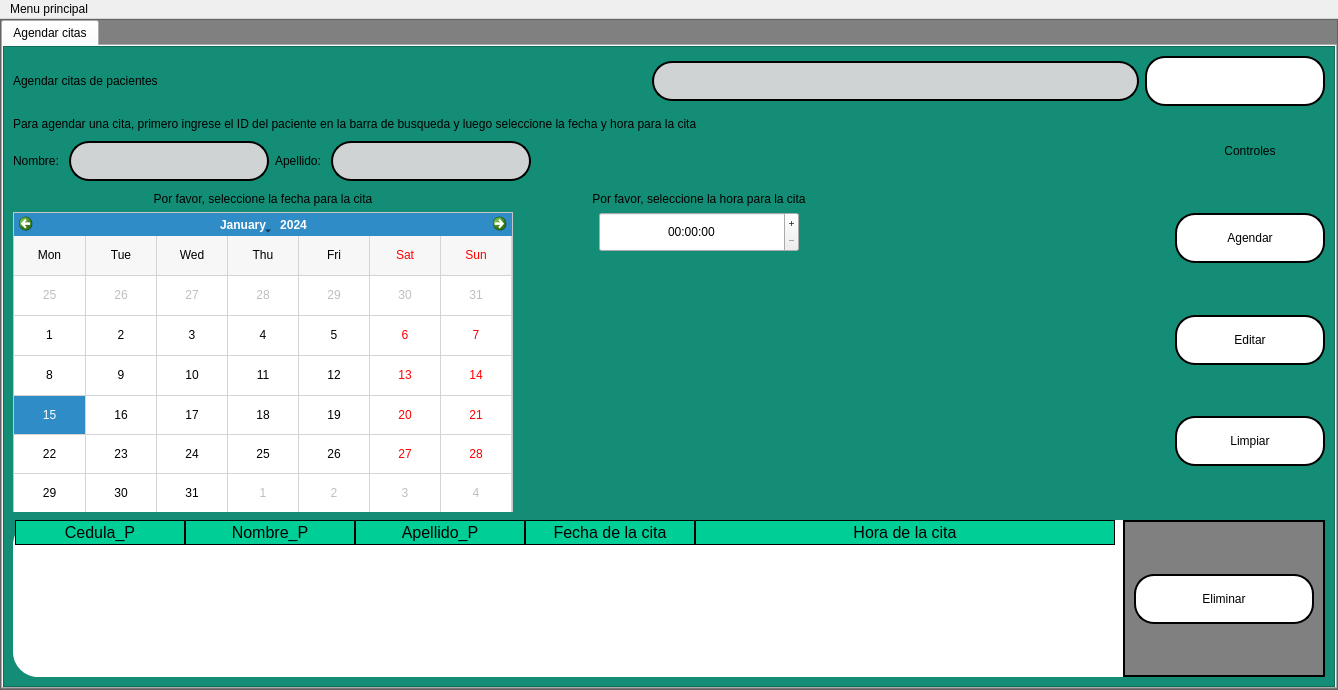
Qt form interfaces/citas.ui (Reinaldito04/App-Consultas-y-Historias-Medicas) before a commit.
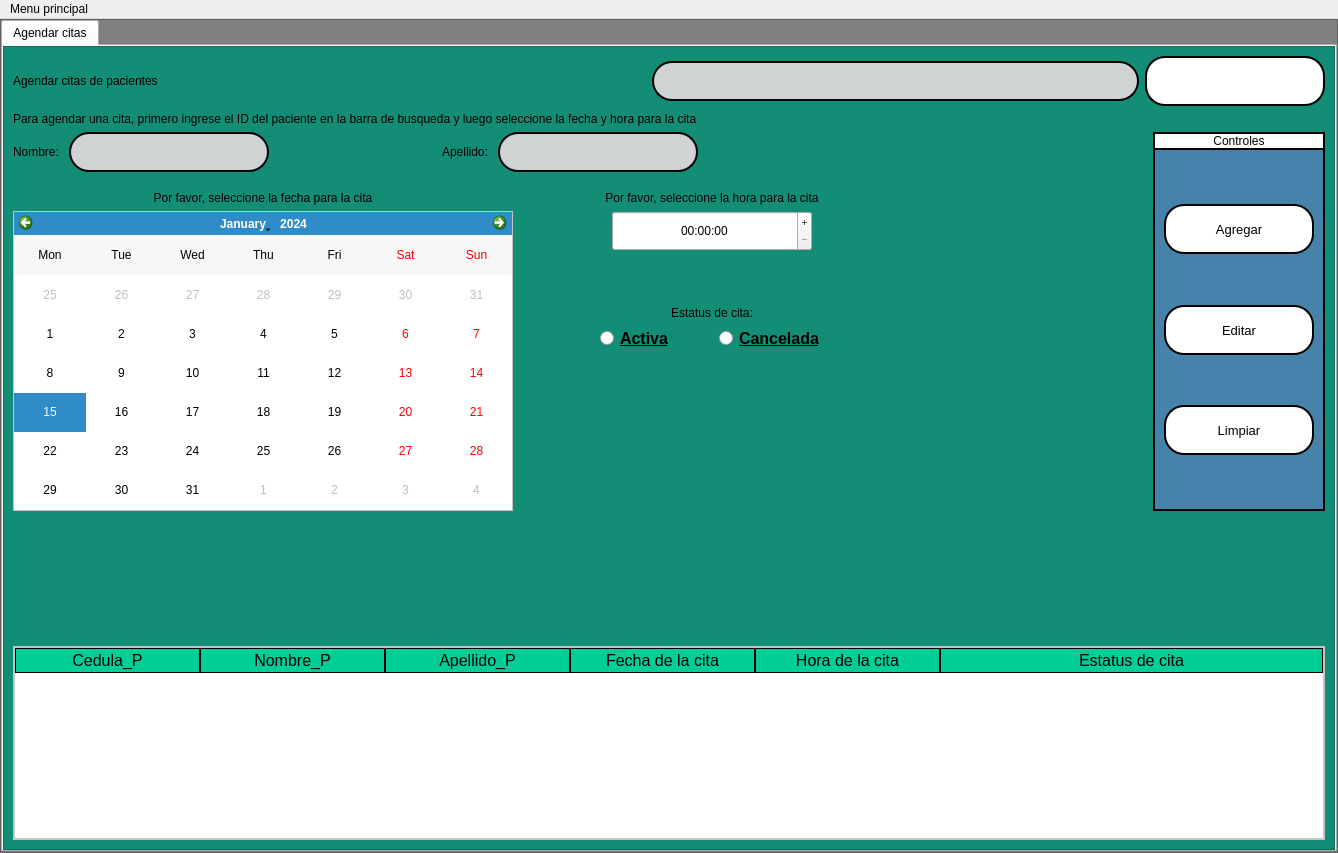
The same form after that commit. Icons and pictures are not drawn.

Commit message: Checkbox par el estatus de las citas El estatus determian si esta activa o cancelada (o sea que ya se realizo la cita)

The edit to the form file:
```diff
--- a/interfaces/citas.ui
+++ b/interfaces/citas.ui
@@ -7,7 +7,7 @@
     <x>0</x>
     <y>0</y>
     <width>1338</width>
-    <height>690</height>
+    <height>853</height>
    </rect>
   </property>
   <property name="windowTitle">
@@ -126,9 +126,9 @@
              <property name="frameShadow">
               <enum>QFrame::Raised</enum>
              </property>
-             <layout class="QVBoxLayout" name="verticalLayout_12">
+             <layout class="QVBoxLayout" name="verticalLayout_14">
               <item>
-               <layout class="QHBoxLayout" name="horizontalLayout_2">
+               <layout class="QHBoxLayout" name="horizontalLayout_6">
                 <item>
                  <widget class="QLabel" name="title">
                   <property name="text">
@@ -193,19 +193,6 @@
                 </item>
                </layout>
               </item>
-              <item>
-               <spacer name="verticalSpacer_10">
-                <property name="orientation">
-                 <enum>Qt::Vertical</enum>
-                </property>
-                <property name="sizeHint" stdset="0">
-                 <size>
-                  <width>20</width>
-                  <height>40</height>
-                 </size>
-                </property>
-               </spacer>
-              </item>
               <item>
                <widget class="QLabel" name="label_5">
                 <property name="text">
@@ -214,26 +201,11 @@
                </widget>
               </item>
               <item>
-               <spacer name="verticalSpacer_11">
-                <property name="orientation">
-                 <enum>Qt::Vertical</enum>
-                </property>
-                <property name="sizeHint" stdset="0">
-                 <size>
-                  <width>20</width>
-                  <height>40</height>
-                 </size>
-                </property>
-               </spacer>
-              </item>
-              <item>
-               <layout class="QHBoxLayout" name="horizontalLayout_9">
-                <item>
-                 <layout class="QVBoxLayout" name="verticalLayout_9">
-                  <item>
                    <layout class="QHBoxLayout" name="horizontalLayout_8">
                     <item>
-                     <layout class="QHBoxLayout" name="horizontalLayout_5">
+                 <layout class="QVBoxLayout" name="verticalLayout_13">
+                  <item>
+                   <layout class="QHBoxLayout" name="horizontalLayout_7">
                       <item>
                        <layout class="QHBoxLayout" name="horizontalLayout_4">
                         <item>
@@ -265,10 +237,23 @@
                           </property>
                          </widget>
                         </item>
+                      <item>
+                       <spacer name="horizontalSpacer_9">
+                        <property name="orientation">
+                         <enum>Qt::Horizontal</enum>
+                        </property>
+                        <property name="sizeHint" stdset="0">
+                         <size>
+                          <width>40</width>
+                          <height>20</height>
+                         </size>
+                        </property>
+                       </spacer>
+                      </item>
                        </layout>
                       </item>
                       <item>
-                       <layout class="QHBoxLayout" name="horizontalLayout_3">
+                     <layout class="QHBoxLayout" name="horizontalLayout">
                         <item>
                          <widget class="QLabel" name="lbl_apell">
                           <property name="minimumSize">
@@ -298,12 +283,8 @@
                           </property>
                          </widget>
                         </item>
-                       </layout>
-                      </item>
-                     </layout>
-                    </item>
                     <item>
-                     <spacer name="horizontalSpacer_5">
+                       <spacer name="horizontalSpacer_10">
                       <property name="orientation">
                        <enum>Qt::Horizontal</enum>
                       </property>
@@ -314,6 +295,8 @@
                        </size>
                       </property>
                      </spacer>
+                      </item>
+                     </layout>
                     </item>
                    </layout>
                   </item>
@@ -324,16 +307,16 @@
                     </property>
                     <property name="sizeHint" stdset="0">
                      <size>
-                      <width>20</width>
-                      <height>40</height>
+                      <width>851</width>
+                      <height>13</height>
                      </size>
                     </property>
                    </spacer>
                   </item>
                   <item>
-                   <layout class="QHBoxLayout" name="horizontalLayout_7">
+                   <layout class="QHBoxLayout" name="horizontalLayout_5">
                     <item>
-                     <layout class="QVBoxLayout" name="verticalLayout_7">
+                     <layout class="QVBoxLayout" name="verticalLayout_8">
                       <item>
                        <widget class="QLabel" name="label_4">
                         <property name="text">
@@ -369,7 +352,7 @@
                         <property name="frameShadow">
                          <enum>QFrame::Raised</enum>
                         </property>
-                        <layout class="QVBoxLayout" name="verticalLayout_6">
+                        <layout class="QVBoxLayout" name="verticalLayout_5">
                          <property name="spacing">
                           <number>0</number>
                          </property>
@@ -387,20 +370,8 @@
                          </property>
                          <item>
                           <widget class="QCalendarWidget" name="fecha">
-                           <property name="minimumSize">
-                            <size>
-                             <width>450</width>
-                             <height>300</height>
-                            </size>
-                           </property>
-                           <property name="maximumSize">
-                            <size>
-                             <width>16777215</width>
-                             <height>300</height>
-                            </size>
-                           </property>
                            <property name="gridVisible">
-                            <bool>true</bool>
+                            <bool>false</bool>
                            </property>
                            <property name="horizontalHeaderFormat">
                             <enum>QCalendarWidget::ShortDayNames</enum>
@@ -416,7 +387,7 @@
                      </layout>
                     </item>
                     <item>
-                     <spacer name="horizontalSpacer_7">
+                     <spacer name="horizontalSpacer_4">
                       <property name="orientation">
                        <enum>Qt::Horizontal</enum>
                       </property>
@@ -429,9 +400,9 @@
                      </spacer>
                     </item>
                     <item>
-                     <layout class="QVBoxLayout" name="verticalLayout_8">
+                     <layout class="QVBoxLayout" name="verticalLayout_9">
                       <item>
-                       <layout class="QVBoxLayout" name="verticalLayout_5">
+                       <layout class="QVBoxLayout" name="verticalLayout_7">
                         <item>
                          <widget class="QLabel" name="label_6">
                           <property name="text">
@@ -443,7 +414,7 @@
                          </widget>
                         </item>
                         <item>
-                         <layout class="QHBoxLayout" name="horizontalLayout_6">
+                         <layout class="QHBoxLayout" name="horizontalLayout_3">
                           <item>
                            <spacer name="horizontalSpacer_2">
                             <property name="orientation">
@@ -511,8 +482,6 @@
                           </item>
                          </layout>
                         </item>
-                       </layout>
-                      </item>
                       <item>
                        <spacer name="verticalSpacer">
                         <property name="orientation">
@@ -526,6 +495,111 @@
                         </property>
                        </spacer>
                       </item>
+                        <item>
+                         <layout class="QVBoxLayout" name="verticalLayout_6">
+                          <item>
+                           <widget class="QLabel" name="label_2">
+                            <property name="text">
+                             <string>Estatus de cita:</string>
+                            </property>
+                            <property name="alignment">
+                             <set>Qt::AlignCenter</set>
+                            </property>
+                           </widget>
+                          </item>
+                          <item>
+                           <layout class="QHBoxLayout" name="horizontalLayout_2">
+                            <item>
+                             <spacer name="horizontalSpacer_5">
+                              <property name="orientation">
+                               <enum>Qt::Horizontal</enum>
+                              </property>
+                              <property name="sizeHint" stdset="0">
+                               <size>
+                                <width>40</width>
+                                <height>20</height>
+                               </size>
+                              </property>
+                             </spacer>
+                            </item>
+                            <item>
+                             <widget class="QRadioButton" name="bt_act">
+                              <property name="font">
+                               <font>
+                                <pointsize>12</pointsize>
+                                <weight>75</weight>
+                                <bold>true</bold>
+                                <underline>true</underline>
+                               </font>
+                              </property>
+                              <property name="focusPolicy">
+                               <enum>Qt::NoFocus</enum>
+                              </property>
+                              <property name="text">
+                               <string>Activa</string>
+                              </property>
+                             </widget>
+                            </item>
+                            <item>
+                             <spacer name="horizontalSpacer_6">
+                              <property name="orientation">
+                               <enum>Qt::Horizontal</enum>
+                              </property>
+                              <property name="sizeHint" stdset="0">
+                               <size>
+                                <width>40</width>
+                                <height>20</height>
+                               </size>
+                              </property>
+                             </spacer>
+                            </item>
+                            <item>
+                             <widget class="QRadioButton" name="bt_cancel">
+                              <property name="font">
+                               <font>
+                                <pointsize>12</pointsize>
+                                <weight>75</weight>
+                                <bold>true</bold>
+                                <underline>true</underline>
+                               </font>
+                              </property>
+                              <property name="text">
+                               <string>Cancelada</string>
+                              </property>
+                             </widget>
+                            </item>
+                            <item>
+                             <spacer name="horizontalSpacer_7">
+                              <property name="orientation">
+                               <enum>Qt::Horizontal</enum>
+                              </property>
+                              <property name="sizeHint" stdset="0">
+                               <size>
+                                <width>40</width>
+                                <height>20</height>
+                               </size>
+                              </property>
+                             </spacer>
+                            </item>
+                           </layout>
+                          </item>
+                         </layout>
+                        </item>
+                       </layout>
+                      </item>
+                      <item>
+                       <spacer name="verticalSpacer_2">
+                        <property name="orientation">
+                         <enum>Qt::Vertical</enum>
+                        </property>
+                        <property name="sizeHint" stdset="0">
+                         <size>
+                          <width>20</width>
+                          <height>40</height>
+                         </size>
+                        </property>
+                       </spacer>
+                      </item>
                      </layout>
                     </item>
                    </layout>
@@ -546,24 +620,18 @@
                  </spacer>
                 </item>
                 <item>
-                 <layout class="QVBoxLayout" name="verticalLayout_4">
+                 <layout class="QVBoxLayout" name="verticalLayout_10">
+                  <property name="spacing">
+                   <number>0</number>
+                  </property>
                   <item>
                    <widget class="QLabel" name="label">
-                    <property name="minimumSize">
-                     <size>
-                      <width>100</width>
-                      <height>20</height>
-                     </size>
-                    </property>
-                    <property name="maximumSize">
-                     <size>
-                      <width>250</width>
-                      <height>20</height>
-                     </size>
-                    </property>
                     <property name="styleSheet">
                      <string notr="true">QLabel{
-border:0px;
+background-color:white;
+border-right:2px solid rgb(0,0,0);
+border-left:2px solid rgb(0,0,0);
+border-top:2px solid rgb(0,0,0);
 }</string>
                     </property>
                     <property name="text">
@@ -575,7 +643,27 @@
                    </widget>
                   </item>
                   <item>
-                   <spacer name="verticalSpacer_8">
+                   <widget class="QFrame" name="frame_4">
+                    <property name="styleSheet">
+                     <string notr="true">QFrame{
+	background-color:rgb(70, 130, 169);
+border-right:2px solid rgb(0,0,0);
+border-left:2px solid rgb(0,0,0);
+border-bottom:2px solid rgb(0,0,0);
+border-top:2px solid rgb(0,0,0);
+}</string>
+                    </property>
+                    <property name="frameShape">
+                     <enum>QFrame::StyledPanel</enum>
+                    </property>
+                    <property name="frameShadow">
+                     <enum>QFrame::Raised</enum>
+                    </property>
+                    <layout class="QVBoxLayout" name="verticalLayout_11">
+                     <item>
+                      <layout class="QVBoxLayout" name="verticalLayout_12">
+                       <item>
+                        <spacer name="verticalSpacer_12">
                     <property name="orientation">
                      <enum>Qt::Vertical</enum>
                     </property>
@@ -601,13 +689,28 @@
                       <height>50</height>
                      </size>
                     </property>
+                         <property name="font">
+                          <font>
+                           <pointsize>10</pointsize>
+                          </font>
+                         </property>
                     <property name="text">
-                     <string>Agendar</string>
+                          <string>Agregar</string>
+                         </property>
+                         <property name="icon">
+                          <iconset>
+                           <normaloff>ELEMENTOS GRAFICOS/save.png</normaloff>ELEMENTOS GRAFICOS/save.png</iconset>
+                         </property>
+                         <property name="iconSize">
+                          <size>
+                           <width>25</width>
+                           <height>25</height>
+                          </size>
                     </property>
                    </widget>
                   </item>
                   <item>
-                   <spacer name="verticalSpacer_5">
+                        <spacer name="verticalSpacer_9">
                     <property name="orientation">
                      <enum>Qt::Vertical</enum>
                     </property>
@@ -633,9 +736,24 @@
                       <height>50</height>
                      </size>
                     </property>
+                         <property name="font">
+                          <font>
+                           <pointsize>10</pointsize>
+                          </font>
+                         </property>
                     <property name="text">
                      <string>Editar</string>
                     </property>
+                         <property name="icon">
+                          <iconset>
+                           <normaloff>ELEMENTOS GRAFICOS/editar-codigo.png</normaloff>ELEMENTOS GRAFICOS/editar-codigo.png</iconset>
+                         </property>
+                         <property name="iconSize">
+                          <size>
+                           <width>25</width>
+                           <height>25</height>
+                          </size>
+                         </property>
                    </widget>
                   </item>
                   <item>
@@ -665,13 +783,28 @@
                       <height>50</height>
                      </size>
                     </property>
+                         <property name="font">
+                          <font>
+                           <pointsize>10</pointsize>
+                          </font>
+                         </property>
                     <property name="text">
                      <string>Limpiar</string>
                     </property>
+                         <property name="icon">
+                          <iconset>
+                           <normaloff>ELEMENTOS GRAFICOS/limpiar.png</normaloff>ELEMENTOS GRAFICOS/limpiar.png</iconset>
+                         </property>
+                         <property name="iconSize">
+                          <size>
+                           <width>25</width>
+                           <height>25</height>
+                          </size>
+                         </property>
                    </widget>
                   </item>
                   <item>
-                   <spacer name="verticalSpacer_9">
+                        <spacer name="verticalSpacer_8">
                     <property name="orientation">
                      <enum>Qt::Vertical</enum>
                     </property>
@@ -686,16 +819,21 @@
                  </layout>
                 </item>
                </layout>
+                   </widget>
+                  </item>
+                 </layout>
+                </item>
+               </layout>
               </item>
               <item>
-               <spacer name="verticalSpacer_4">
+               <spacer name="verticalSpacer_3">
                 <property name="orientation">
                  <enum>Qt::Vertical</enum>
                 </property>
                 <property name="sizeHint" stdset="0">
                  <size>
                   <width>20</width>
-                  <height>38</height>
+                  <height>88</height>
                  </size>
                 </property>
                </spacer>
@@ -705,7 +843,7 @@
                 <property name="styleSheet">
                  <string notr="true">QFrame{
 	background-color: rgb(255, 255, 255);
-border-radius:25px;
+
 }</string>
                 </property>
                 <property name="frameShape">
@@ -714,12 +852,12 @@
                 <property name="frameShadow">
                  <enum>QFrame::Raised</enum>
                 </property>
-                <layout class="QHBoxLayout" name="horizontalLayout">
+                <layout class="QVBoxLayout" name="verticalLayout_4">
                  <property name="spacing">
-                  <number>8</number>
+                  <number>0</number>
                  </property>
                  <property name="leftMargin">
-                  <number>2</number>
+                  <number>0</number>
                  </property>
                  <property name="topMargin">
                   <number>0</number>
@@ -732,18 +870,6 @@
                  </property>
                  <item>
                   <widget class="QTableWidget" name="tableWidget">
-                   <property name="minimumSize">
-                    <size>
-                     <width>1100</width>
-                     <height>0</height>
-                    </size>
-                   </property>
-                   <property name="maximumSize">
-                    <size>
-                     <width>1100</width>
-                     <height>16777215</height>
-                    </size>
-                   </property>
                    <attribute name="horizontalHeaderVisible">
                     <bool>true</bool>
                    </attribute>
@@ -751,7 +877,7 @@
                     <bool>false</bool>
                    </attribute>
                    <attribute name="horizontalHeaderDefaultSectionSize">
-                    <number>170</number>
+                    <number>185</number>
                    </attribute>
                    <attribute name="horizontalHeaderStretchLastSection">
                     <bool>true</bool>
@@ -781,148 +907,11 @@
                      <string>Hora de la cita</string>
                     </property>
                    </column>
-                  </widget>
-                 </item>
-                 <item>
-                  <widget class="QFrame" name="frame_6">
-                   <property name="styleSheet">
-                    <string notr="true">QFrame{
-border:none;
-}</string>
-                   </property>
-                   <property name="frameShape">
-                    <enum>QFrame::StyledPanel</enum>
-                   </property>
-                   <property name="frameShadow">
-                    <enum>QFrame::Raised</enum>
-                   </property>
-                   <layout class="QVBoxLayout" name="verticalLayout_10">
-                    <property name="spacing">
-                     <number>0</number>
-                    </property>
-                    <property name="leftMargin">
-                     <number>0</number>
-                    </property>
-                    <property name="topMargin">
-                     <number>0</number>
-                    </property>
-                    <property name="rightMargin">
-                     <number>0</number>
-                    </property>
-                    <property name="bottomMargin">
-                     <number>0</number>
-                    </property>
-                    <item>
-                     <widget class="QFrame" name="frame_4">
-                      <property name="styleSheet">
-                       <string notr="true">QFrame{
-background-color:gray;
-border-radius: 0px;
-border: 2px solid rgb(0,0,0);
-}</string>
-                      </property>
-                      <property name="frameShape">
-                       <enum>QFrame::StyledPanel</enum>
-                      </property>
-                      <property name="frameShadow">
-                       <enum>QFrame::Raised</enum>
-                      </property>
-                      <layout class="QVBoxLayout" name="verticalLayout_13">
-                       <property name="leftMargin">
-                        <number>0</number>
-                       </property>
-                       <property name="topMargin">
-                        <number>0</number>
-                       </property>
-                       <property name="rightMargin">
-                        <number>0</number>
-                       </property>
-                       <property name="bottomMargin">
-                        <number>0</number>
-                       </property>
-                       <item>
-                        <layout class="QVBoxLayout" name="verticalLayout_11">
-                         <item>
-                          <spacer name="verticalSpacer_2">
-                           <property name="orientation">
-                            <enum>Qt::Vertical</enum>
-                           </property>
-                           <property name="sizeHint" stdset="0">
-                            <size>
-                             <width>20</width>
-                             <height>40</height>
-                            </size>
-                           </property>
-                          </spacer>
-                         </item>
-                         <item>
-                          <layout class="QHBoxLayout" name="horizontalLayout_10">
-                           <item>
-                            <spacer name="horizontalSpacer_4">
-                             <property name="orientation">
-                              <enum>Qt::Horizontal</enum>
-                             </property>
-                             <property name="sizeHint" stdset="0">
-                              <size>
-                               <width>40</width>
-                               <height>20</height>
-                              </size>
-                             </property>
-                            </spacer>
-                           </item>
-                           <item>
-                            <widget class="QPushButton" name="btn_delete">
-                             <property name="minimumSize">
-                              <size>
-                               <width>180</width>
-                               <height>50</height>
-                              </size>
-                             </property>
-                             <property name="maximumSize">
-                              <size>
-                               <width>180</width>
-                               <height>50</height>
-                              </size>
-                             </property>
+                   <column>
                              <property name="text">
-                              <string>Eliminar</string>
-                             </property>
-                            </widget>
-                           </item>
-                           <item>
-                            <spacer name="horizontalSpacer_6">
-                             <property name="orientation">
-                              <enum>Qt::Horizontal</enum>
-                             </property>
-                             <property name="sizeHint" stdset="0">
-                              <size>
-                               <width>40</width>
-                               <height>20</height>
-                              </size>
-                             </property>
-                            </spacer>
-                           </item>
-                          </layout>
-                         </item>
-                         <item>
-                          <spacer name="verticalSpacer_3">
-                           <property name="orientation">
-                            <enum>Qt::Vertical</enum>
-                           </property>
-                           <property name="sizeHint" stdset="0">
-                            <size>
-                             <width>20</width>
-                             <height>40</height>
-                            </size>
-                           </property>
-                          </spacer>
-                         </item>
-                        </layout>
-                       </item>
-                      </layout>
-                     </widget>
-                    </item>
-                   </layout>
+                     <string>Estatus de cita</string>
+                    </property>
+                   </column>
                   </widget>
                  </item>
                 </layout>
```
Lines whose indentation alone changed are shown as unchanged.
